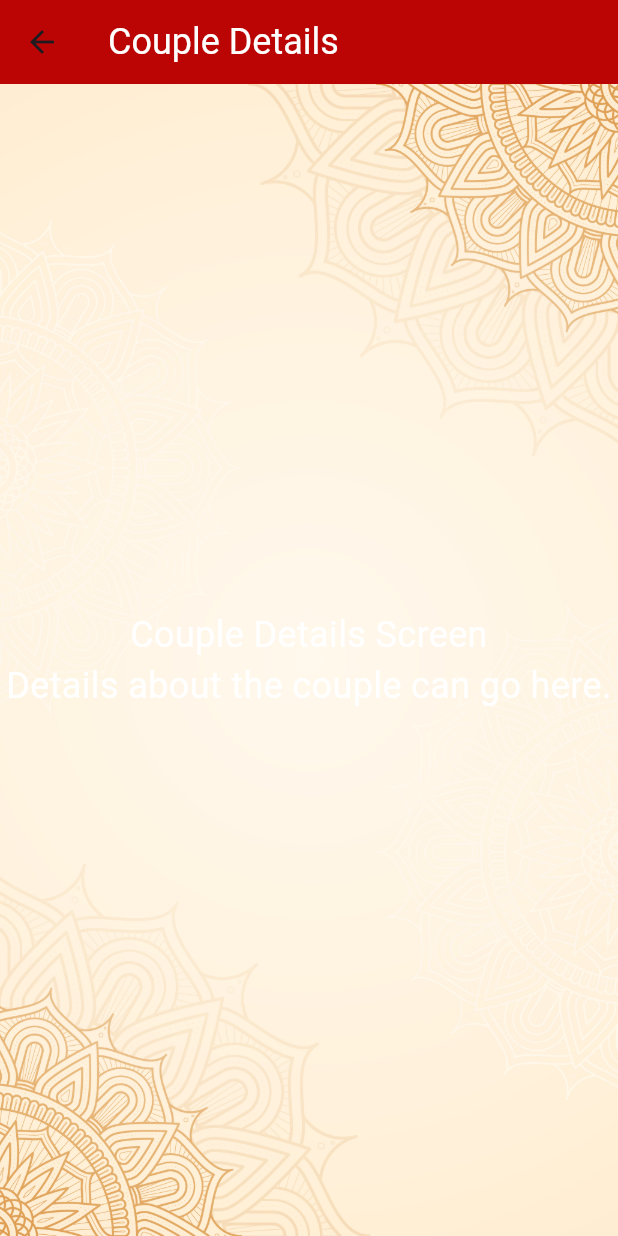
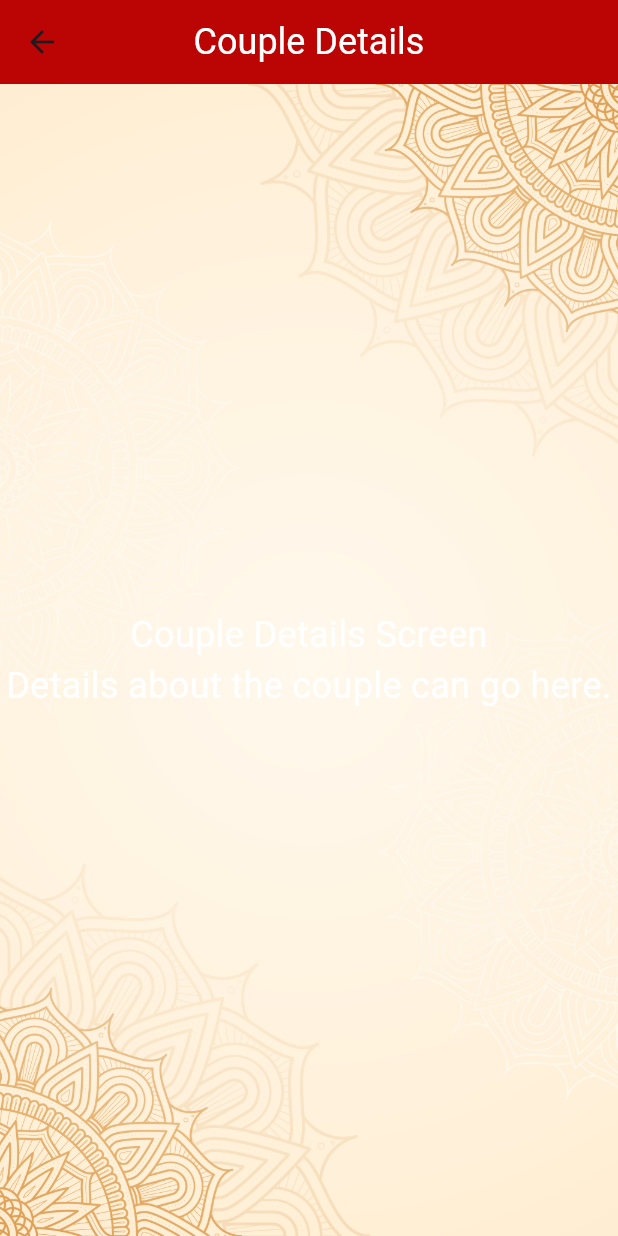
Before and after one commit to CyborLK/aurudu_app, a Flutter app: the screen it shows after launch, after a tap on "kele;a iSÜgqj 2025", on a phone screen of 412 x 824 dp. Run offline on Flutter 3.47's test engine with Material 3 defaults, Android fonts, the phone set to English and light mode, and no system bars; Roboto replaces fonts that are missing (TharuDigitalNikini); project files that could hold a hidden picture were left out.

Commit message:
dashboard and timer display updated

```diff
--- a/lib/dashboard_screen.dart
+++ b/lib/dashboard_screen.dart
@@ -13,22 +13,12 @@ class DashboardScreen extends StatefulWidget {
 }
 
 class _DashboardScreenState extends State<DashboardScreen> {
-  Duration _timeLeft = const Duration(
+  final Duration _timeLeft = const Duration(
     days: 27,
     hours: 14,
     minutes: 9,
     seconds: 59,
   );
-
-  @override
-  void initState() {
-    super.initState();
-  }
-
-  @override
-  void dispose() {
-    super.dispose();
-  }
 
   String formatDigits(int n) => n.toString().padLeft(2, '0');
 
@@ -38,66 +28,64 @@ class _DashboardScreenState extends State<DashboardScreen> {
       extendBodyBehindAppBar: true,
       body: Stack(
         children: [
-          // Full background
           Positioned.fill(
             child: Image.asset(
               'assets/images/background.jpg',
               fit: BoxFit.cover,
             ),
           ),
-
-          // Content over background
           SafeArea(
             child: Column(
               children: [
-                // Fixed AppBar
-                const CustomAppBar(
-                  title: 'kele;a iSÜgqj 2025',
-                ),
-
-                // Scrollable content
+                const CustomAppBar(title: 'kele;a iSÜgqj 2025'),
                 Expanded(
                   child: SingleChildScrollView(
                     padding: const EdgeInsets.all(12),
                     child: Column(
+                      crossAxisAlignment: CrossAxisAlignment.start,
                       children: [
-                        const Align(
-                          alignment: Alignment.centerLeft,
+                        const Center(
                           child: Text(
                             'ó,Õ kel;',
                             style: TextStyle(
                               fontSize: 26,
-                              fontFamily: 'apex008-FreeTypo',
-                              color:Color(0xFFBB0404),
+                              fontFamily: 'TharuDigitalNikini',
+                              color: Color(0xFFBB0404),
+                            ),
+                            textAlign: TextAlign.center,
                           ),
                         ),
-                        ),
+                        const SizedBox(height: 5),
 
-                        const SizedBox(height: 10),
-
-                        // First Card (Timer Card) - Using TimerDisplay
+                        // Timer Card
                         InkWell(
                           onTap: () {
                             Navigator.push(
                               context,
                               MaterialPageRoute(
-                                builder: (context) => const TimerDetailsScreen(),
+                                builder:
+                                    (context) => const TimerDetailsScreen(),
                               ),
                             );
                           },
                           borderRadius: BorderRadius.circular(20),
                           child: _buildCard(
-                            Column(
+                            SizedBox(
+                              width: double.infinity,
+                              child: Column(
+                                mainAxisAlignment: MainAxisAlignment.center,
+                                crossAxisAlignment: CrossAxisAlignment.center,
                                 children: [
                                   const Text(
                                     'mqKH ld,h - wmrNd. 08\'57 g',
                                     style: TextStyle(
                                       fontSize: 20,
-                                    fontFamily: 'apex008-FreeTypo',
-                                    color:Color(0xFFBB0404),
+                                      fontFamily: 'TharuDigitalNikini',
+                                      color: Color(0xFFBB0404),
                                     ),
+                                    textAlign: TextAlign.center,
                                   ),
-                                const SizedBox(height: 10),
+                                  const SizedBox(height: 12),
                                   TimerDisplay(
                                     initialTimeLeft: _timeLeft,
                                     formatDigits: formatDigits,
@@ -106,69 +94,73 @@ class _DashboardScreenState extends State<DashboardScreen> {
                               ),
                             ),
                           ),
+                        ),
 
-                        // Second Card (Couple Card) - Clickable
+                        // Couple Card
                         InkWell(
                           onTap: () {
                             Navigator.push(
                               context,
                               MaterialPageRoute(
-                                builder: (context) => const CoupleDetailsScreen(),
+                                builder:
+                                    (context) => const CoupleDetailsScreen(),
                               ),
                             );
                           },
                           borderRadius: BorderRadius.circular(20),
                           child: _buildCard(
                             Row(
+                              mainAxisAlignment: MainAxisAlignment.center,
                               children: [
                                 Image.asset(
                                   'assets/images/couple.png',
                                   height: 80,
                                 ),
-                                const SizedBox(width: 10),
+                                const SizedBox(width: 12),
                                 const Text(
                                   'kele;a iSÜgqj 2025',
                                   style: TextStyle(
                                     fontSize: 22,
-                                    color:Color(0xFFBB0404),
+                                    color: Color(0xFFBB0404),
                                     fontFamily: 'TharuDigitalNikini',
                                   ),
+                                  textAlign: TextAlign.center,
                                 ),
                               ],
                             ),
                           ),
                         ),
 
-                        // Third Card (Compass Card) - Clickable
+                        // Compass Card
                         InkWell(
                           onTap: () {
                             Navigator.push(
                               context,
                               MaterialPageRoute(
-                                builder: (context) => const CompassDetailsScreen(),
+                                builder:
+                                    (context) => const CompassDetailsScreen(),
                               ),
                             );
                           },
                           borderRadius: BorderRadius.circular(20),
                           child: _buildCard(
                             Row(
+                              mainAxisAlignment: MainAxisAlignment.center,
                               children: [
                                 Image.asset(
                                   'assets/images/compass.png',
                                   width: 40,
                                   height: 40,
                                 ),
-                                const SizedBox(width: 10),
-                                Expanded(
-                                  child: Text(
+                                const SizedBox(width: 12),
+                                const Text(
                                   'ÈYdj n,d .kak\'',
-                                    style: const TextStyle(
+                                  style: TextStyle(
                                     fontSize: 22,
-                                      color:Color(0xFFBB0404),
+                                    color: Color(0xFFBB0404),
                                     fontFamily: 'TharuDigitalNikini',
                                   ),
-                                    overflow: TextOverflow.ellipsis,
-                                  ),
+                                  textAlign: TextAlign.center,
                                 ),
                               ],
                             ),
@@ -177,44 +169,49 @@ class _DashboardScreenState extends State<DashboardScreen> {
 
                         const SizedBox(height: 20),
 
-                        const Text(
+                        const Center(
+                          child: Text(
                             'iqn w¨;a wjqreoaola fõjd æ',
                             style: TextStyle(
                               fontSize: 24,
-                            color:Color(0xFFBB0404),
+                              color: Color(0xFFBB0404),
                               fontFamily: 'TharuDigitalNikini',
+                            ),
+                            textAlign: TextAlign.center,
                           ),
                         ),
 
                         const SizedBox(height: 20),
 
-                        Column(
+                        // Centered Developer Info
+                        Center(
+                          child: Column(
+                            mainAxisSize: MainAxisSize.min,
+                            crossAxisAlignment: CrossAxisAlignment.center,
                             children: [
                               Image.asset(
                                 'assets/images/nd_logo.png',
                                 height: 60,
                               ),
+                              const SizedBox(height: 10),
                               const Text(
                                 'Developed by:\nNadun Daluwatta',
                                 textAlign: TextAlign.center,
                                 style: TextStyle(
                                   fontWeight: FontWeight.bold,
-                                color:Color(0xFFBB0404),
+                                  color: Color(0xFFBB0404),
                                 ),
                               ),
                               const Text(
-                              'nadundaluwatta26@gmail.com.',
-                              style: TextStyle(
-                                color:Color(0xFFBB0404),
-                              ),
+                                'nadundaluwatta26@gmail.com',
+                                style: TextStyle(color: Color(0xFFBB0404)),
                               ),
                               const Text(
                                 'www.nadundaluwatta.me',
-                              style: TextStyle(
-                                color:Color(0xFFBB0404),
-                              ),
+                                style: TextStyle(color: Color(0xFFBB0404)),
                               ),
                             ],
+                          ),
                         ),
                       ],
                     ),
--- a/lib/widgets/custom_app_bar.dart
+++ b/lib/widgets/custom_app_bar.dart
@@ -11,8 +11,9 @@ class CustomAppBar extends StatelessWidget implements PreferredSizeWidget {
   @override
   Widget build(BuildContext context) {
     return AppBar(
-      backgroundColor: const Color(0xFFBB0404), // Fixed background color for all screens
+      backgroundColor: const Color(0xFFBB0404),
       elevation: 0,
+      centerTitle: true, // <-- Added
       title: Text(
         title,
         style: const TextStyle(
--- a/lib/widgets/timer_display.dart
+++ b/lib/widgets/timer_display.dart
@@ -58,10 +58,10 @@ class _TimerDisplayState extends State<TimerDisplay> {
         ),
         const SizedBox(height: 10),
         const Text(
-          'Èk   meh   úkdä   ;;amr',
+          '  Èk     meh    úkdä   ;;amr',
           style: TextStyle(
-            fontSize: 16,
-            fontFamily: 'apex008-FreeTypo',
+            fontSize: 14,
+            fontFamily: 'TharuDigitalNikini',
             color: Color(0xFFBB0404),
           ),
         ),
```
Lines whose indentation alone changed are shown as unchanged.
